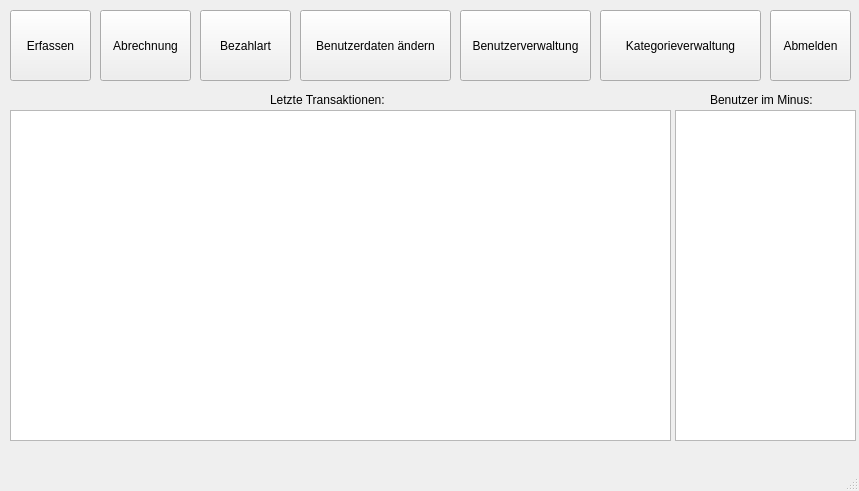
First picture: the form in hauptmenue_adm.ui, repository sess2016C/se2016C, before the edit.
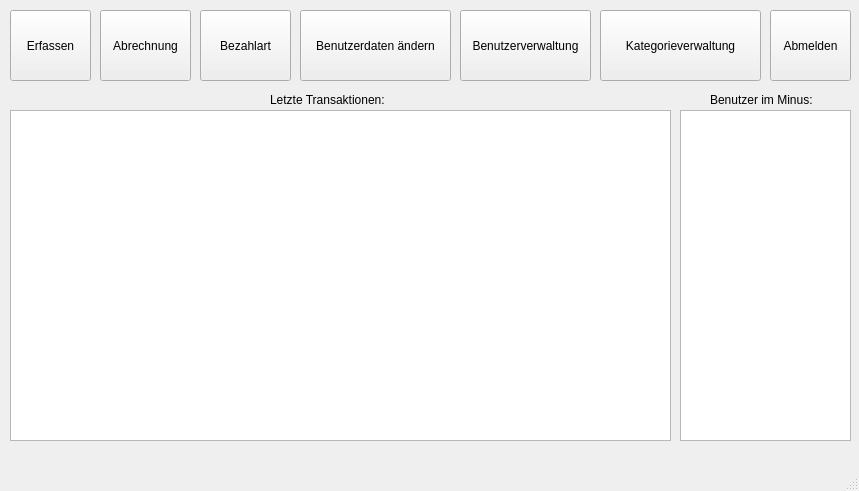
Second picture: the form after the edit.

Commit message: added method to convert qint64 to matching amount in €. added listing of users with negative saldo

The edit to the form file:
```diff
--- a/hauptmenue_adm.ui
+++ b/hauptmenue_adm.ui
@@ -129,16 +129,6 @@
      <string>Erfassen</string>
     </property>
    </widget>
-   <widget class="QListWidget" name="list_user_im_minus">
-    <property name="geometry">
-     <rect>
-      <x>675</x>
-      <y>110</y>
-      <width>181</width>
-      <height>331</height>
-     </rect>
-    </property>
-   </widget>
    <widget class="QLabel" name="label_user_im_minus">
     <property name="geometry">
      <rect>
@@ -184,6 +174,16 @@
      <string>Kategorieverwaltung</string>
     </property>
    </widget>
+   <widget class="QTableWidget" name="tbl_negativeUsers">
+    <property name="geometry">
+     <rect>
+      <x>680</x>
+      <y>110</y>
+      <width>171</width>
+      <height>331</height>
+     </rect>
+    </property>
+   </widget>
   </widget>
   <widget class="QMenuBar" name="menubar">
    <property name="geometry">
```
The commit also changes 3 other files.
